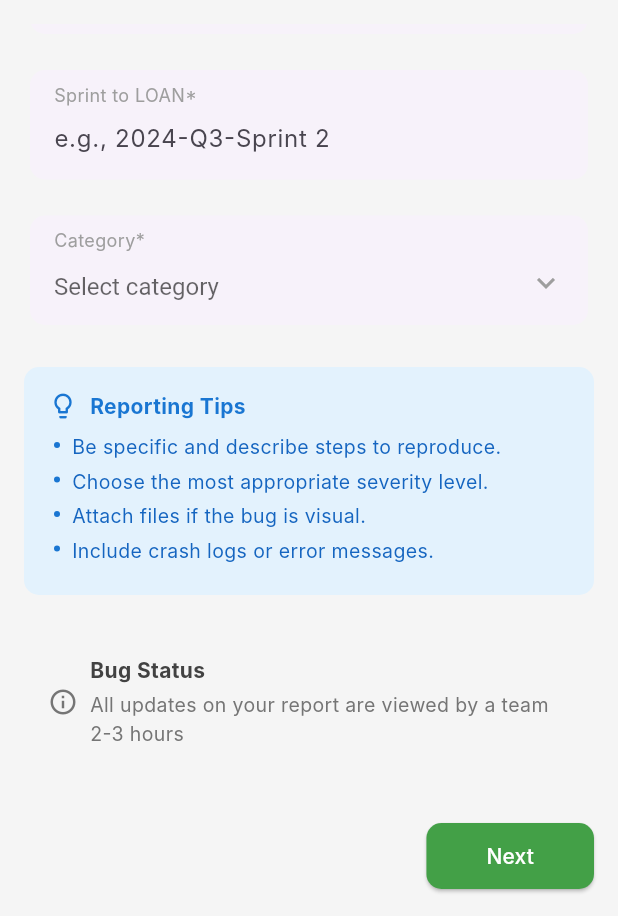
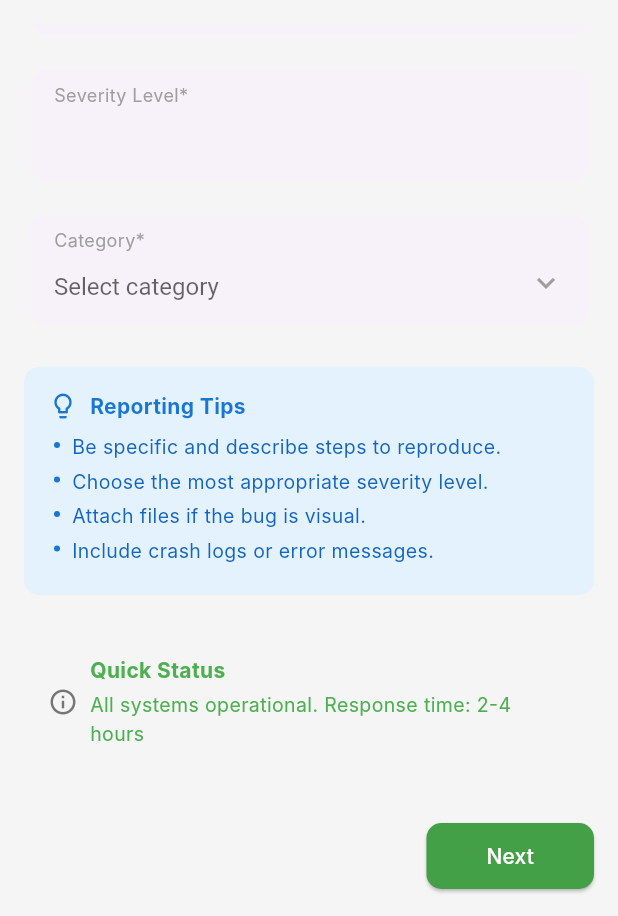
Before and after one commit to CLS11/bindisa-agritech, a Flutter app: the BugReportMainScreen screen opened directly, scrolled down 121 dp, on a phone screen of 412 x 824 dp, the part 320-1236 px from its top. Run offline on Flutter 3.47's test engine with Material 3 defaults, Android fonts, the phone set to English and light mode, and no system bars; our stand-ins replace equatable, flutter_bloc, image_picker; Roboto replaces fonts that are missing (Inter).

Commit message:
Added necessary icons and changed view properties.

```diff
--- a/lib/screens/bug_report_basic_info.dart
+++ b/lib/screens/bug_report_basic_info.dart
@@ -100,8 +100,8 @@ class _BasicInfoStepState extends State<BasicInfoStep> {
           const SizedBox(height: 16),
           _buildTextFieldCard(
             controller: _sprintToLoanController,
-            label: 'Sprint to LOAN*',
-            hintText: 'e.g., 2024-Q3-Sprint 2',
+            label: 'Severity Level*',
+            hintText: null,
           ),
           const SizedBox(height: 16),
           _buildDropdownCard(
@@ -154,13 +154,25 @@ class _BasicInfoStepState extends State<BasicInfoStep> {
   Widget _buildSectionTitle(String title) {
     return Padding(
       padding: const EdgeInsets.only(bottom: 12),
-      child: Text(
+      child: Row(
+        children: [
+          Icon(
+            Icons.info_outline,
+            color: Colors.grey.shade600,
+            size: 20,
+          ),
+          const SizedBox(
+            width: 6,
+          ),
+          Text(
             title,
             style: const TextStyle(
               fontSize: 16,
               fontWeight: FontWeight.bold,
               color: Colors.black87,
             ),
+          ),
+        ],
       ),
     );
   }
@@ -363,24 +375,24 @@ class _BasicInfoStepState extends State<BasicInfoStep> {
             size: 20,
           ),
           const SizedBox(width: 8),
-          Expanded(
+          const Expanded(
             child: Column(
               crossAxisAlignment: CrossAxisAlignment.start,
               children: [
                 Text(
-                  'Bug Status',
+                  'Quick Status',
                   style: TextStyle(
-                    color: Colors.grey.shade800,
+                    color: Colors.green,
                     fontWeight: FontWeight.bold,
                     fontSize: 14,
                   ),
                 ),
-                const SizedBox(height: 4),
+                 SizedBox(height: 4),
                 Text(
-                  'All updates on your report are viewed by a team 2-3 hours',
+                  'All systems operational. Response time: 2-4 hours',
                   style: TextStyle(
                     fontSize: 13,
-                    color: Colors.grey.shade600,
+                    color: Colors.green,
                   ),
                 ),
               ],
```
Lines whose indentation alone changed are shown as unchanged.
